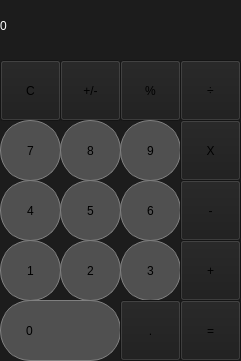
Qt form mainwindow.ui (Gomerinho/Calculatrice) before a commit.
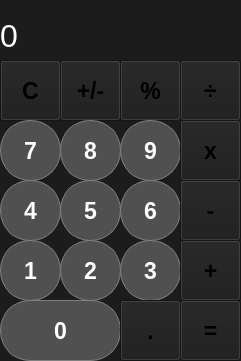
The same form after that commit.

Commit message: Ajout des opération et du clear

```diff
--- a/mainwindow.ui
+++ b/mainwindow.ui
@@ -24,13 +24,23 @@
     <property name="geometry">
      <rect>
       <x>0</x>
-      <y>0</y>
+      <y>10</y>
       <width>231</width>
       <height>51</height>
      </rect>
     </property>
+    <property name="font">
+     <font>
+      <pointsize>24</pointsize>
+     </font>
+    </property>
     <property name="styleSheet">
-     <string notr="true">color : white;</string>
+     <string notr="true">QLabel {
+  qproperty-alignment: 'AlignVCenter | AlignRight';
+color: white;
+}
+
+</string>
     </property>
     <property name="text">
      <string>0</string>
@@ -45,6 +55,13 @@
       <height>61</height>
      </rect>
     </property>
+    <property name="font">
+     <font>
+      <pointsize>17</pointsize>
+      <weight>75</weight>
+      <bold>true</bold>
+     </font>
+    </property>
     <property name="styleSheet">
      <string notr="true">QPushButton {
   background-color: rgb(215, 215, 215);
@@ -69,6 +86,13 @@
       <height>61</height>
      </rect>
     </property>
+    <property name="font">
+     <font>
+      <pointsize>17</pointsize>
+      <weight>75</weight>
+      <bold>true</bold>
+     </font>
+    </property>
     <property name="styleSheet">
      <string notr="true">QPushButton {
   background-color: rgb(215, 215, 215);
@@ -93,6 +117,13 @@
       <height>61</height>
      </rect>
     </property>
+    <property name="font">
+     <font>
+      <pointsize>17</pointsize>
+      <weight>75</weight>
+      <bold>true</bold>
+     </font>
+    </property>
     <property name="styleSheet">
      <string notr="true">QPushButton {
   background-color: rgb(215, 215, 215);
@@ -117,6 +148,13 @@
       <height>61</height>
      </rect>
     </property>
+    <property name="font">
+     <font>
+      <pointsize>17</pointsize>
+      <weight>75</weight>
+      <bold>true</bold>
+     </font>
+    </property>
     <property name="styleSheet">
      <string notr="true">QPushButton {
   background-color: rgb(255, 151, 57);
@@ -143,11 +181,19 @@
       <height>61</height>
      </rect>
     </property>
+    <property name="font">
+     <font>
+      <pointsize>17</pointsize>
+      <weight>75</weight>
+      <bold>true</bold>
+     </font>
+    </property>
     <property name="styleSheet">
      <string notr="true">QPushButton {
    border: 1px solid grey;
 	background-color : #505050;
 border-radius : 30px;
+color : white;
 }
 QPushButton:pressed {
     background-color: qlineargradient(x1: 0, y1: 0, x2: 0, y2: 1,
@@ -167,11 +213,19 @@
       <height>61</height>
      </rect>
     </property>
+    <property name="font">
+     <font>
+      <pointsize>17</pointsize>
+      <weight>75</weight>
+      <bold>true</bold>
+     </font>
+    </property>
     <property name="styleSheet">
      <string notr="true">QPushButton {
    border: 1px solid grey;
 	background-color : #505050;
 border-radius : 30px;
+color : white;
 }
 QPushButton:pressed {
     background-color: qlineargradient(x1: 0, y1: 0, x2: 0, y2: 1,
@@ -191,6 +245,13 @@
       <height>61</height>
      </rect>
     </property>
+    <property name="font">
+     <font>
+      <pointsize>17</pointsize>
+      <weight>75</weight>
+      <bold>true</bold>
+     </font>
+    </property>
     <property name="styleSheet">
      <string notr="true">QPushButton {
   background-color: rgb(255, 151, 57);
@@ -205,7 +266,7 @@
 }</string>
     </property>
     <property name="text">
-     <string>X</string>
+     <string>x</string>
     </property>
    </widget>
    <widget class="QPushButton" name="pushButton_7">
@@ -217,11 +278,19 @@
       <height>61</height>
      </rect>
     </property>
+    <property name="font">
+     <font>
+      <pointsize>17</pointsize>
+      <weight>75</weight>
+      <bold>true</bold>
+     </font>
+    </property>
     <property name="styleSheet">
      <string notr="true">QPushButton {
    border: 1px solid grey;
 	background-color : #505050;
 border-radius : 30px;
+color : white;
 }
 QPushButton:pressed {
     background-color: qlineargradient(x1: 0, y1: 0, x2: 0, y2: 1,
@@ -241,11 +310,19 @@
       <height>61</height>
      </rect>
     </property>
+    <property name="font">
+     <font>
+      <pointsize>17</pointsize>
+      <weight>75</weight>
+      <bold>true</bold>
+     </font>
+    </property>
     <property name="styleSheet">
      <string notr="true">QPushButton {
    border: 1px solid grey;
 	background-color : #505050;
 border-radius : 30px;
+color : white;
 }
 QPushButton:pressed {
     background-color: qlineargradient(x1: 0, y1: 0, x2: 0, y2: 1,
@@ -265,11 +342,19 @@
       <height>61</height>
      </rect>
     </property>
+    <property name="font">
+     <font>
+      <pointsize>17</pointsize>
+      <weight>75</weight>
+      <bold>true</bold>
+     </font>
+    </property>
     <property name="styleSheet">
      <string notr="true">QPushButton {
    border: 1px solid grey;
 	background-color : #505050;
 border-radius : 30px;
+color : white;
 }
 QPushButton:pressed {
     background-color: qlineargradient(x1: 0, y1: 0, x2: 0, y2: 1,
@@ -289,6 +374,13 @@
       <height>61</height>
      </rect>
     </property>
+    <property name="font">
+     <font>
+      <pointsize>17</pointsize>
+      <weight>75</weight>
+      <bold>true</bold>
+     </font>
+    </property>
     <property name="styleSheet">
      <string notr="true">QPushButton {
   background-color: rgb(255, 151, 57);
@@ -315,11 +407,19 @@
       <height>61</height>
      </rect>
     </property>
+    <property name="font">
+     <font>
+      <pointsize>17</pointsize>
+      <weight>75</weight>
+      <bold>true</bold>
+     </font>
+    </property>
     <property name="styleSheet">
      <string notr="true">QPushButton {
    border: 1px solid grey;
 	background-color : #505050;
 border-radius : 30px;
+color : white;
 }
 QPushButton:pressed {
     background-color: qlineargradient(x1: 0, y1: 0, x2: 0, y2: 1,
@@ -339,11 +439,19 @@
       <height>61</height>
      </rect>
     </property>
+    <property name="font">
+     <font>
+      <pointsize>17</pointsize>
+      <weight>75</weight>
+      <bold>true</bold>
+     </font>
+    </property>
     <property name="styleSheet">
      <string notr="true">QPushButton {
    border: 1px solid grey;
 	background-color : #505050;
 border-radius : 30px;
+color : white;
 }
 QPushButton:pressed {
     background-color: qlineargradient(x1: 0, y1: 0, x2: 0, y2: 1,
@@ -363,11 +471,19 @@
       <height>61</height>
      </rect>
     </property>
+    <property name="font">
+     <font>
+      <pointsize>17</pointsize>
+      <weight>75</weight>
+      <bold>true</bold>
+     </font>
+    </property>
     <property name="styleSheet">
      <string notr="true">QPushButton {
    border: 1px solid grey;
 	background-color : #505050;
 border-radius : 30px;
+color : white;
 }
 QPushButton:pressed {
     background-color: qlineargradient(x1: 0, y1: 0, x2: 0, y2: 1,
@@ -387,6 +503,13 @@
       <height>61</height>
      </rect>
     </property>
+    <property name="font">
+     <font>
+      <pointsize>17</pointsize>
+      <weight>75</weight>
+      <bold>true</bold>
+     </font>
+    </property>
     <property name="styleSheet">
      <string notr="true">QPushButton {
   background-color: rgb(255, 151, 57);
@@ -413,11 +536,19 @@
       <height>61</height>
      </rect>
     </property>
+    <property name="font">
+     <font>
+      <pointsize>17</pointsize>
+      <weight>75</weight>
+      <bold>true</bold>
+     </font>
+    </property>
     <property name="styleSheet">
      <string notr="true">QPushButton {
    border: 1px solid grey;
 	background-color : #505050;
 border-radius : 30px;
+color : white;
 }
 QPushButton:pressed {
     background-color: qlineargradient(x1: 0, y1: 0, x2: 0, y2: 1,
@@ -437,13 +568,19 @@
       <height>61</height>
      </rect>
     </property>
+    <property name="font">
+     <font>
+      <pointsize>17</pointsize>
+      <weight>75</weight>
+      <bold>true</bold>
+     </font>
+    </property>
     <property name="styleSheet">
      <string notr="true">QPushButton {
    border: 1px solid grey;
 	background-color : #505050;
 border-radius : 30px;
-text-align : left;
-padding-left : 25px;
+color : white;
 }
 QPushButton:pressed {
     background-color: qlineargradient(x1: 0, y1: 0, x2: 0, y2: 1,
@@ -463,6 +600,13 @@
       <height>61</height>
      </rect>
     </property>
+    <property name="font">
+     <font>
+      <pointsize>17</pointsize>
+      <weight>75</weight>
+      <bold>true</bold>
+     </font>
+    </property>
     <property name="styleSheet">
      <string notr="true">QPushButton {
   background-color: rgb(255, 151, 57);
@@ -489,6 +633,13 @@
       <height>61</height>
      </rect>
     </property>
+    <property name="font">
+     <font>
+      <pointsize>17</pointsize>
+      <weight>75</weight>
+      <bold>true</bold>
+     </font>
+    </property>
     <property name="styleSheet">
      <string notr="true">QPushButton {
   background-color: rgb(215, 215, 215);
```
The commit also changes 1 other file.
